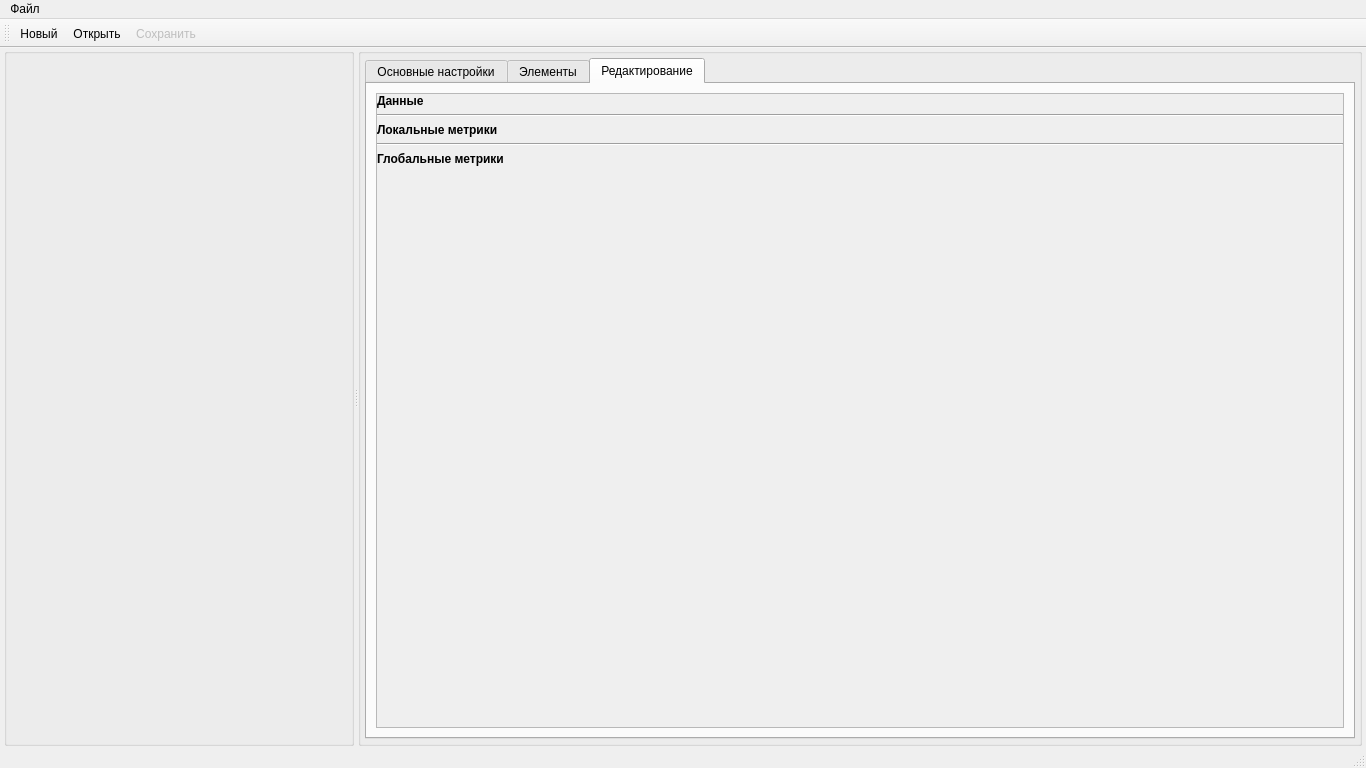
This is designer/mainwindow.ui in Artemako/net-constructor as Qt 5 draws it before an edit. The edited form follows.
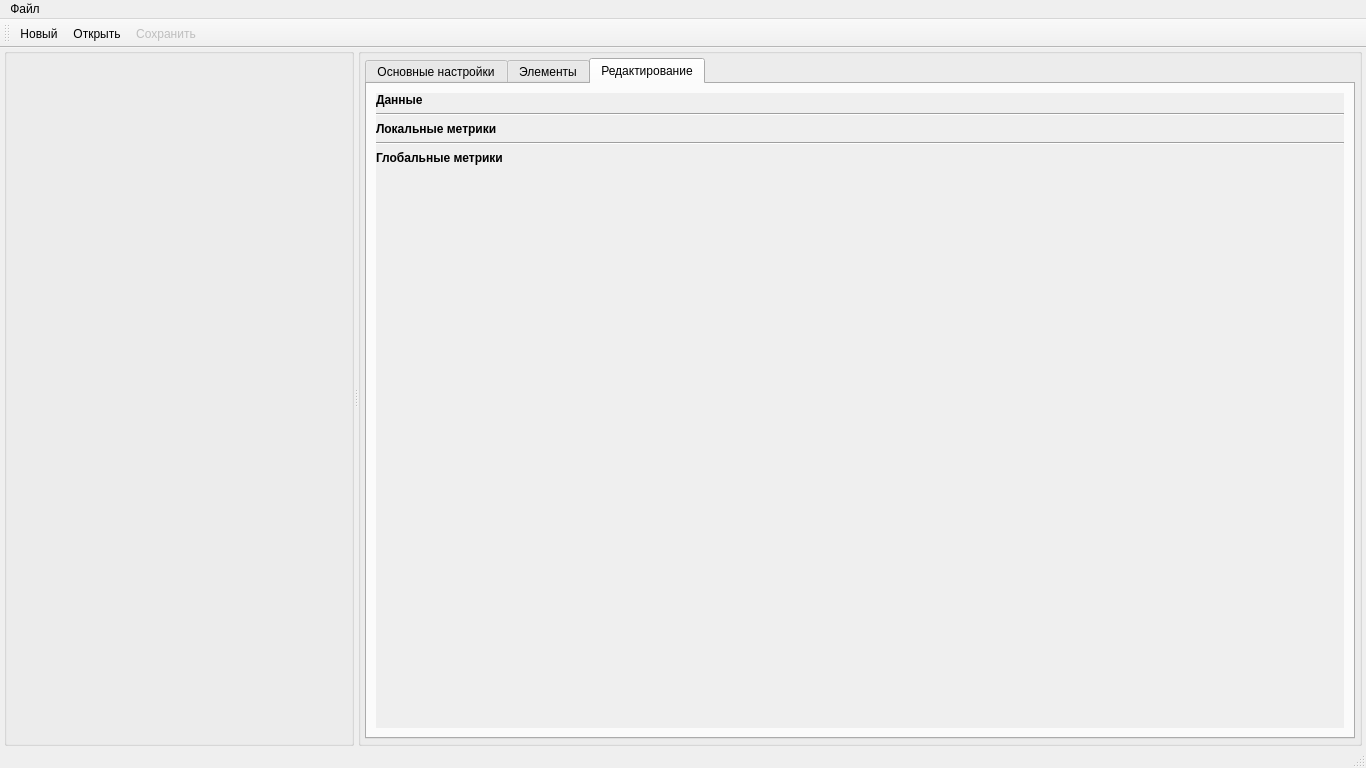
This is the edited form. The open tabs and pages were chosen to show the change. Icons and pictures are not drawn. Custom widgets are drawn as their Qt base class.

Diff of the .ui file:
```diff
--- a/designer/mainwindow.ui
+++ b/designer/mainwindow.ui
@@ -374,6 +374,9 @@
             </property>
             <item>
              <widget class="QScrollArea" name="editor_scrollarea">
+              <property name="frameShape">
+               <enum>QFrame::NoFrame</enum>
+              </property>
               <property name="widgetResizable">
                <bool>true</bool>
               </property>
@@ -382,8 +385,8 @@
                 <rect>
                  <x>0</x>
                  <y>0</y>
-                 <width>967</width>
-                 <height>632</height>
+                 <width>969</width>
+                 <height>634</height>
                 </rect>
                </property>
                <layout class="QVBoxLayout" name="verticalLayout_4" stretch="0,0,0,0,0,0,0,0,1">
```
Left out of the diff: 2 changed lines with no effect on the pictures.
